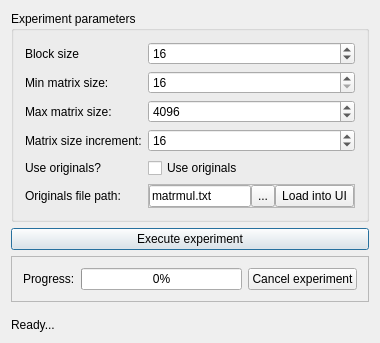
The window that cpp/gpusim-fe/gpusim-fe/View/MainWindow/Mainwindow.ui (IlyaOkonsky/gpusim) describes before a commit, drawn with Qt 5.
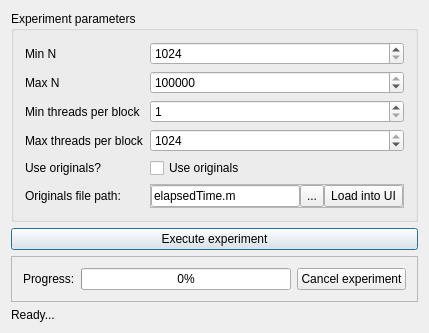
The same window after the commit.

What changed in the file:
```diff
--- a/cpp/gpusim-fe/gpusim-fe/View/MainWindow/Mainwindow.ui
+++ b/cpp/gpusim-fe/gpusim-fe/View/MainWindow/Mainwindow.ui
@@ -6,8 +6,8 @@
    <rect>
     <x>0</x>
     <y>0</y>
-    <width>380</width>
-    <height>343</height>
+    <width>429</width>
+    <height>308</height>
    </rect>
   </property>
   <property name="sizePolicy">
@@ -38,14 +38,14 @@
       <item row="0" column="0">
        <widget class="QLabel" name="lbBlockSize">
         <property name="text">
-         <string>Block size</string>
+         <string>Min N</string>
         </property>
        </widget>
       </item>
       <item row="0" column="1">
        <widget class="QSpinBox" name="sbBlockSize">
         <property name="minimum">
-         <number>1</number>
+         <number>1024</number>
         </property>
         <property name="maximum">
          <number>999999999</number>
@@ -54,51 +54,57 @@
          <number>1000</number>
         </property>
         <property name="value">
-         <number>16</number>
+         <number>1024</number>
         </property>
        </widget>
       </item>
       <item row="1" column="0">
        <widget class="QLabel" name="lbMinMatrixSize">
         <property name="text">
-         <string>Min matrix size:</string>
+         <string>Max N</string>
         </property>
        </widget>
       </item>
       <item row="1" column="1">
        <widget class="QSpinBox" name="sbMinMatrixSize">
         <property name="minimum">
-         <number>16</number>
+         <number>1024</number>
         </property>
         <property name="maximum">
          <number>999999999</number>
         </property>
+        <property name="singleStep">
+         <number>1024</number>
+        </property>
+        <property name="value">
+         <number>1048576</number>
+        </property>
        </widget>
       </item>
       <item row="2" column="0">
        <widget class="QLabel" name="lbMaxMatrixSize">
         <property name="text">
-         <string>Max matrix size:</string>
+         <string>Min threads per block</string>
         </property>
        </widget>
       </item>
       <item row="2" column="1">
        <widget class="QSpinBox" name="sbMaxMatrixSize">
         <property name="minimum">
-         <number>2</number>
+         <number>1</number>
         </property>
         <property name="maximum">
-         <number>999999999</number>
+         <number>1024</number>
         </property>
         <property name="value">
-         <number>4096</number>
+         <number>1</number>
         </property>
        </widget>
       </item>
       <item row="3" column="0">
        <widget class="QLabel" name="lbMatrixSizeIncrement">
         <property name="text">
-         <string>Matrix size increment:</string>
+         <string>Max threads per block</string>
         </property>
        </widget>
       </item>
@@ -108,10 +114,13 @@
          <number>1</number>
         </property>
         <property name="maximum">
-         <number>999999999</number>
+         <number>1024</number>
+        </property>
+        <property name="singleStep">
+         <number>1</number>
         </property>
         <property name="value">
-         <number>16</number>
+         <number>1024</number>
         </property>
        </widget>
       </item>
@@ -140,7 +149,7 @@
          <item>
           <widget class="QLineEdit" name="leOriginalsFilePath">
            <property name="text">
-            <string>matrmul.txt</string>
+            <string>elapsedTime.m</string>
            </property>
           </widget>
          </item>
```
Left out of the diff: 54 changed lines with no effect on the pictures.
